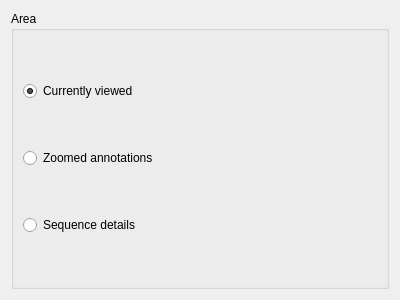
Old version of the form src/corelibs/U2View/src/ov_sequence/image_export/SequenceImageExportSettingsWidget.ui in the repository violethaze74/ugene.
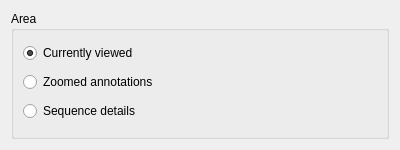
New version of the form.

Commit message: UGENE-3434 fix #2: sequence export improvements

```diff
--- a/src/corelibs/U2View/src/ov_sequence/image_export/SequenceImageExportSettingsWidget.ui
+++ b/src/corelibs/U2View/src/ov_sequence/image_export/SequenceImageExportSettingsWidget.ui
@@ -7,10 +7,16 @@
     <x>0</x>
     <y>0</y>
     <width>400</width>
-    <height>300</height>
+    <height>150</height>
    </rect>
   </property>
-  <layout class="QVBoxLayout" name="settingsLayout">
+  <property name="sizePolicy">
+   <sizepolicy hsizetype="Preferred" vsizetype="Fixed">
+    <horstretch>0</horstretch>
+    <verstretch>0</verstretch>
+   </sizepolicy>
+  </property>
+  <layout class="QHBoxLayout" name="horizontalLayout_2">
    <item>
     <widget class="QGroupBox" name="groupBox">
      <property name="title">
```
Left out of the diff: 3 changed lines with no effect on the pictures. The commit also changes 14 other files.
